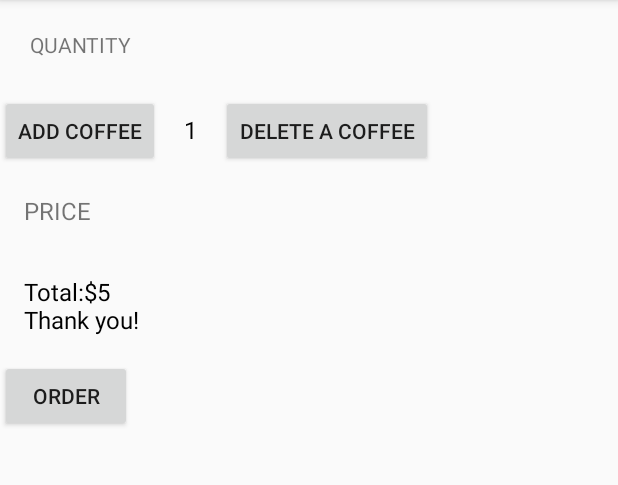
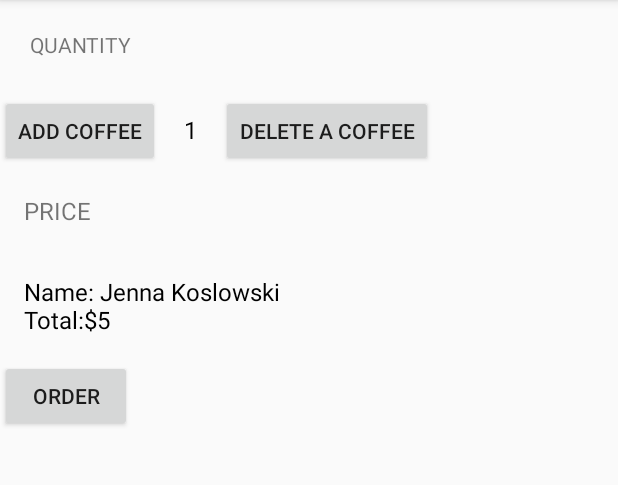
Before and after one commit to JennaKoslowski/Just-Java, an Android app: the screen it shows after launch (MainActivity), after a tap on "ORDER", on a phone screen of 412 x 824 dp, the part 84-569 px from its top. Run offline under Robolectric (Android 15) with nearby library versions, the phone set to English and light mode, and no system bars; 1 other tap on this screen came first.

Commit message:
update order confirmation with name

```diff
--- a/app/src/main/java/com/example/android/justjava/MainActivity.java
+++ b/app/src/main/java/com/example/android/justjava/MainActivity.java
@@ -24,9 +24,20 @@ public class MainActivity extends AppCompatActivity {
 
     public void submitOrder(View view) {
         int price = numCoffee*5;
-        String displayCost = "Total:$"+ price;
-        displayCost= displayCost + "\nThank you!";
-        displayMessage(displayCost);
+        String totalMessage = createOrderSummary(price);
+        displayMessage(totalMessage);
+
+        calculatePrice(numCoffee, price);
+    }
+
+    private void calculatePrice(int numCoffee, int pricePerCup){
+        int price= numCoffee*5;
+    }
+
+    private String createOrderSummary(int price){
+        String totalMessage = "Name: Jenna Koslowski" ;
+        totalMessage = totalMessage + "\nTotal:$"+ price;
+        return totalMessage;
     }
 
     public void increaseOrder(View view) {
```
